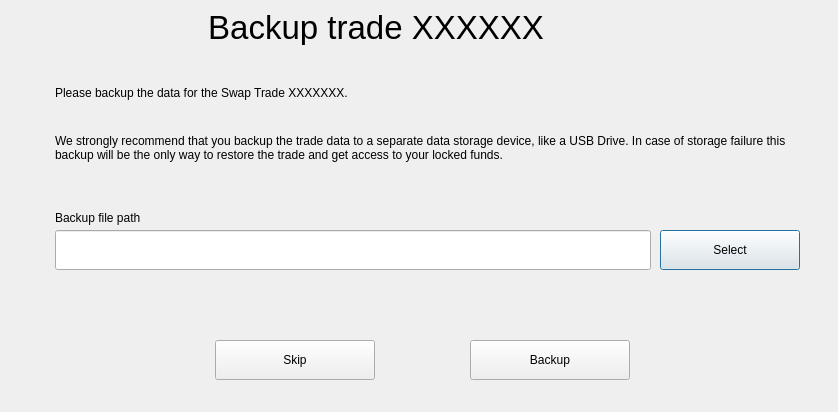
The window that dialogs_desktop/s_swapbackupdlg.ui (0xkobe/mwc-wallet) describes before a commit, drawn with Qt 5.
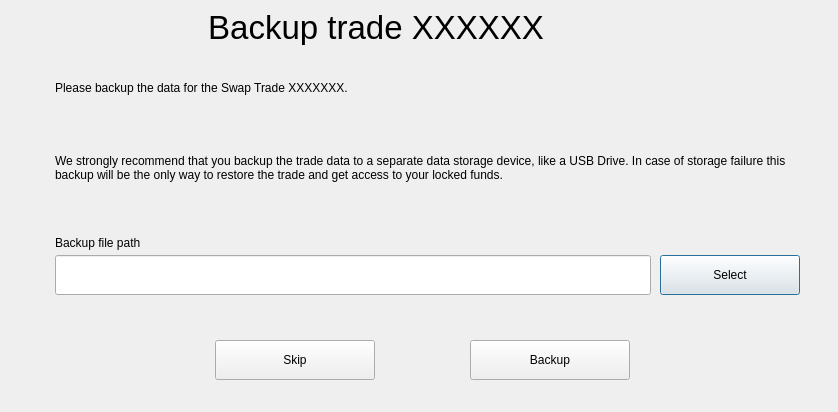
The same window after the commit. Custom widgets are drawn as their Qt base class.

```diff
--- a/dialogs_desktop/s_swapbackupdlg.ui
+++ b/dialogs_desktop/s_swapbackupdlg.ui
@@ -50,7 +50,7 @@
    <property name="geometry">
     <rect>
      <x>55</x>
-     <y>80</y>
+     <y>75</y>
      <width>726</width>
      <height>26</height>
     </rect>
@@ -59,13 +59,13 @@
     <string>Please backup the data for the Swap Trade XXXXXXX. </string>
    </property>
   </widget>
-  <widget class="control::MwcLabelNormal" name="label_2">
+  <widget class="control::MwcLabelNormal" name="mainTextLabel">
    <property name="geometry">
     <rect>
      <x>55</x>
      <y>120</y>
      <width>736</width>
-     <height>56</height>
+     <height>96</height>
     </rect>
    </property>
    <property name="text">
@@ -79,7 +79,7 @@
    <property name="geometry">
     <rect>
      <x>55</x>
-     <y>230</y>
+     <y>255</y>
      <width>596</width>
      <height>40</height>
     </rect>
@@ -101,7 +101,7 @@
    <property name="geometry">
     <rect>
      <x>55</x>
-     <y>210</y>
+     <y>235</y>
      <width>576</width>
      <height>16</height>
     </rect>
@@ -126,7 +126,7 @@
    <property name="geometry">
     <rect>
      <x>660</x>
-     <y>230</y>
+     <y>255</y>
      <width>140</width>
      <height>40</height>
     </rect>
```
